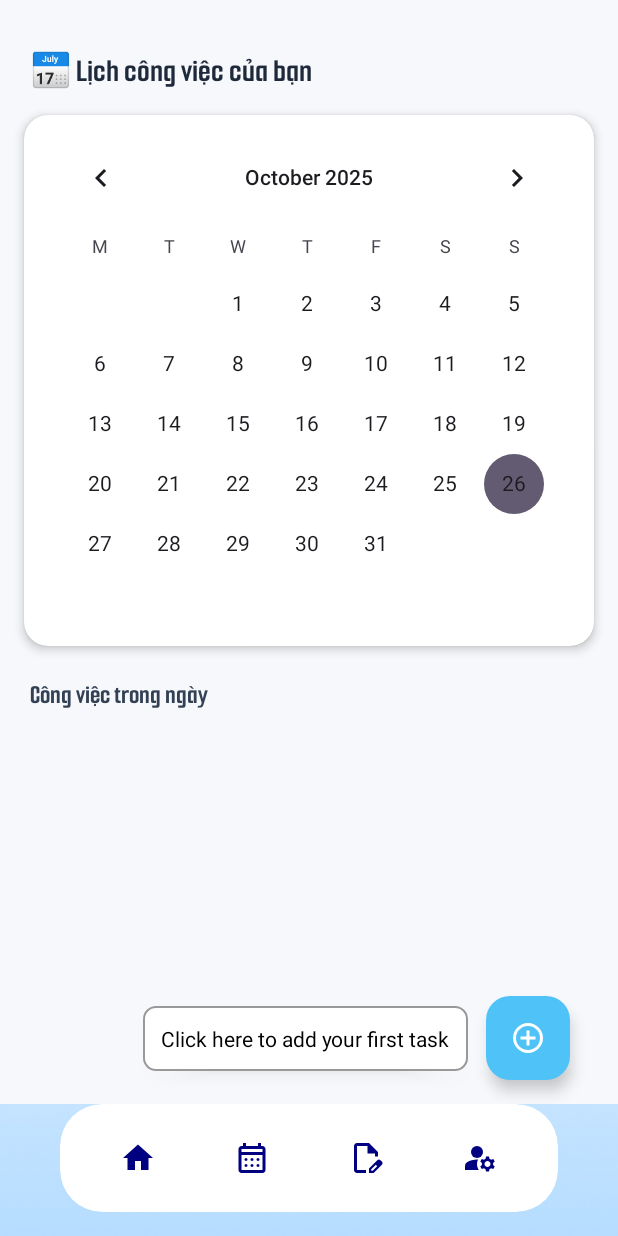
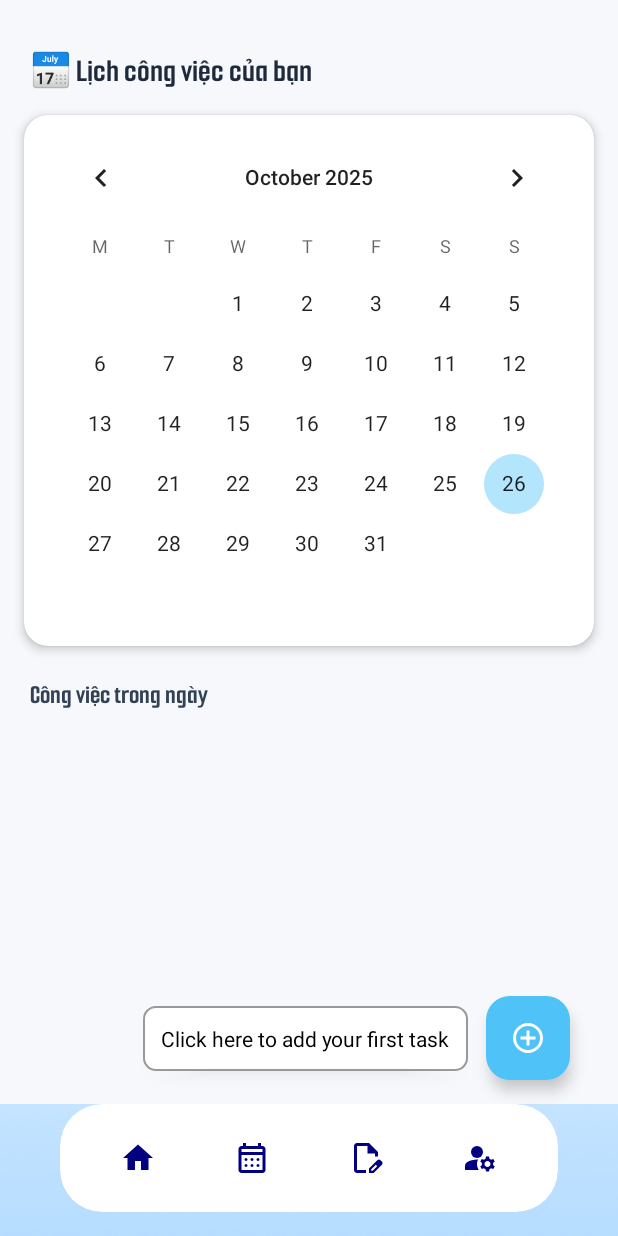
Before and after one commit to phuoccouhp/AndroidAppHoTroSapXepvaQuanlyCongViec, an Android app: the fragment CalendarFragment placed in its activity, on a phone screen of 412 x 824 dp. Run offline under Robolectric (Android 15) with nearby library versions, the phone set to English and light mode, and no system bars; our stand-ins replace CircleImageView, Firebase (no records; nobody signed in at launch, a user with empty details on screens opened directly).

Commit message:
Chinh sua mau lich

```diff
--- a/app/build.gradle.kts
+++ b/app/build.gradle.kts
@@ -53,6 +53,4 @@ dependencies {
     implementation("de.hdodenhof:circleimageview:3.1.0")
 
 
-
-
 }
--- a/app/src/main/res/layout/fragment_calendar.xml
+++ b/app/src/main/res/layout/fragment_calendar.xml
@@ -8,7 +8,6 @@
     android:background="#F6F8FB"
     tools:context=".CalendarFragment">
 
-    <!-- Tiêu đề -->
     <TextView
         android:id="@+id/tvCalendarTitle"
         android:layout_width="wrap_content"
@@ -22,7 +21,6 @@
         app:layout_constraintStart_toStartOf="parent"
         app:layout_constraintTop_toTopOf="parent" />
 
-    <!-- Calendar card -->
     <androidx.cardview.widget.CardView
         android:id="@+id/cardCalendar"
         android:layout_width="0dp"
@@ -43,10 +41,9 @@
             android:dateTextAppearance="@android:style/TextAppearance.Material.Body1"
             android:weekSeparatorLineColor="@android:color/transparent"
             android:firstDayOfWeek="2"
-            android:layout_margin="8dp" />
-    </androidx.cardview.widget.CardView>
+            android:layout_margin="8dp"
+            android:theme="@style/MyCalendarTheme" /> </androidx.cardview.widget.CardView>
 
-    <!-- Label danh sách -->
     <TextView
         android:id="@+id/tvTaskListLabel"
         android:layout_width="wrap_content"
@@ -60,7 +57,6 @@
         app:layout_constraintTop_toBottomOf="@id/cardCalendar"
         app:layout_constraintStart_toStartOf="parent" />
 
-    <!-- Danh sách task -->
     <androidx.recyclerview.widget.RecyclerView
         android:id="@+id/recyclerViewTasks"
         android:layout_width="0dp"
--- a/app/src/main/res/values/styles.xml
+++ b/app/src/main/res/values/styles.xml
@@ -19,5 +19,14 @@
         <item name="cornerSize">50%</item>
     </style>
 
+    <style name="AppTheme" parent="Theme.MaterialComponents.Light.NoActionBar">
+    </style>
+
+    <style name="MyCalendarTheme" parent="Theme.MaterialComponents.Light">
+        <item name="colorPrimary">@color/pastel_blue_light</item>
+        <item name="colorAccent">@color/pastel_blue_light</item>
+    </style>
+
+
 
 </resources>
```
